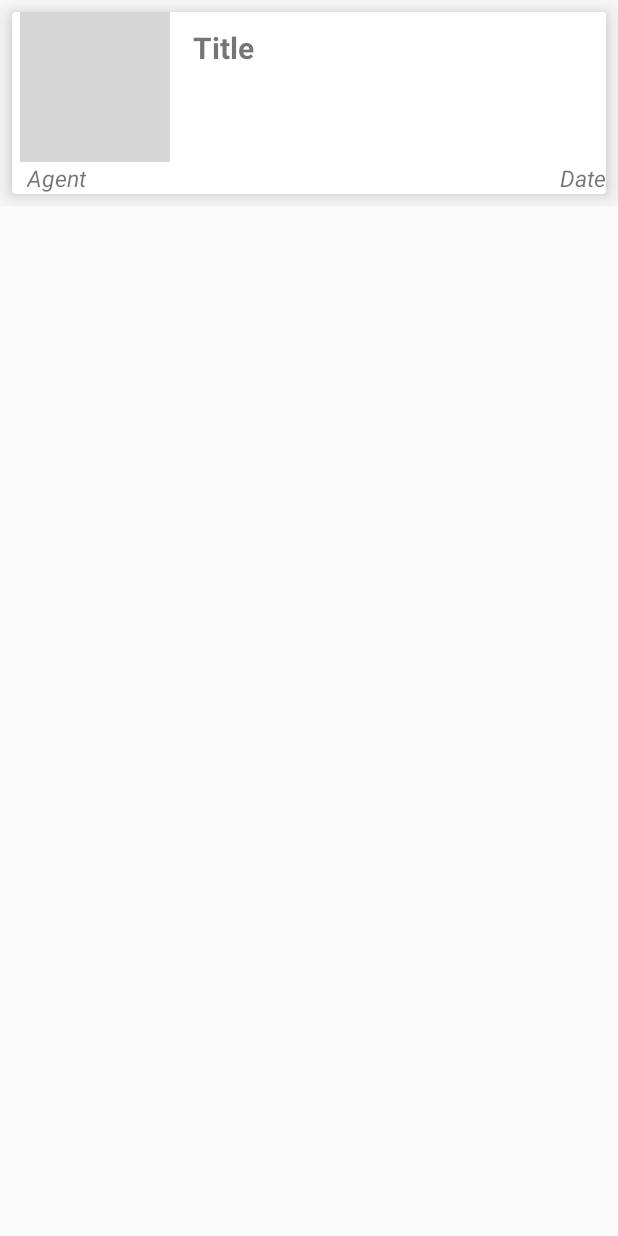
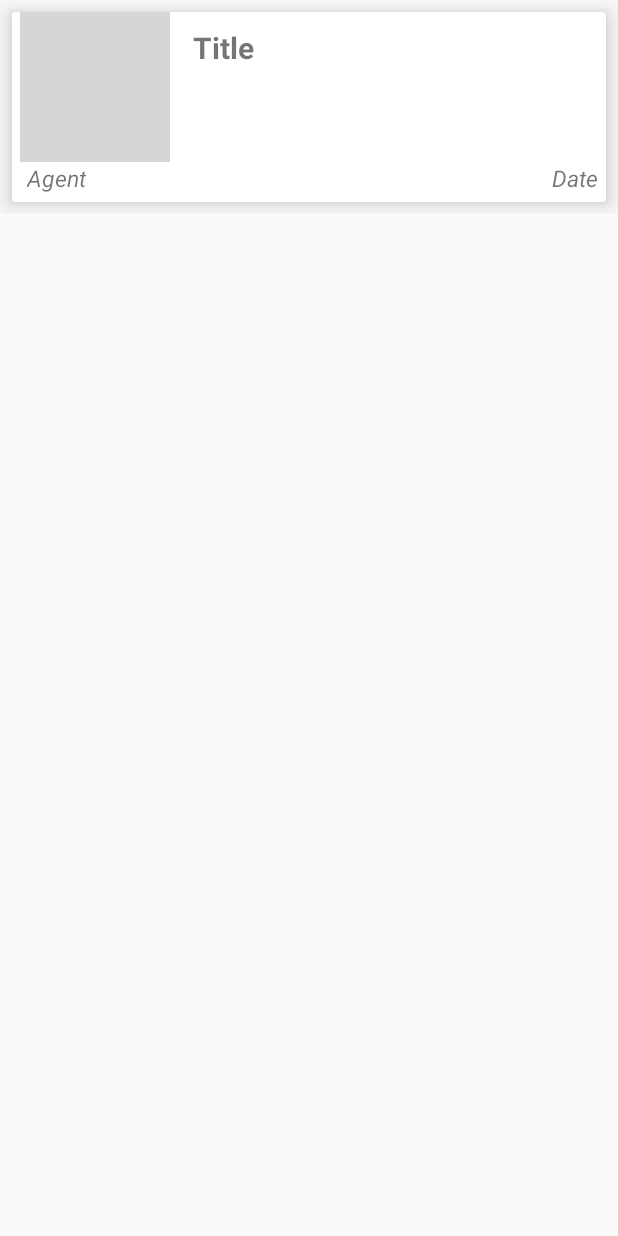
Before and after one commit to technopolis-android-2020/android_app, an Android app: the layout recycler_item.xml on its own in the app's theme, with its tools: preview values and no code run, on a phone screen of 412 x 824 dp. Run offline under Robolectric (Android 15) with nearby library versions, the phone set to English and light mode, and no system bars; grey boxes are pictures that could not be loaded.

Commit message:
main screen done

```diff
--- a/app/src/main/res/layout/recycler_item.xml
+++ b/app/src/main/res/layout/recycler_item.xml
@@ -42,18 +42,6 @@
                 app:layout_constraintLeft_toRightOf="@id/rec_item_image_view"
                 app:layout_constraintTop_toTopOf="parent" />
 
-<!--            <TextView-->
-<!--                android:id="@+id/txt_content"-->
-<!--                android:text="Content"-->
-<!--                android:textSize="18sp"-->
-<!--                android:textStyle="normal"-->
-<!--                android:layout_width="wrap_content"-->
-<!--                android:layout_height="wrap_content"-->
-<!--                app:layout_constraintTop_toTopOf="parent"-->
-<!--                app:layout_constraintRight_toRightOf="parent"-->
-<!--                app:layout_constraintLeft_toRightOf="@id/rec_item_image_view"-->
-<!--                app:layout_constraintBottom_toTopOf="@id/txt_agent"/>-->
-
             <TextView
                 android:id="@+id/txt_agent"
                 android:text="Agent"
@@ -62,8 +50,10 @@
                 android:layout_width="wrap_content"
                 android:layout_height="wrap_content"
                 android:layout_marginStart="10dp"
+                android:layout_marginBottom="5dp"
                 app:layout_constraintTop_toBottomOf="@id/rec_item_image_view"
-                app:layout_constraintLeft_toLeftOf="parent"/>
+                app:layout_constraintLeft_toLeftOf="parent"
+                app:layout_constraintBottom_toBottomOf="parent"/>
 
             <TextView
                 android:id="@+id/publication_date"
@@ -72,6 +62,8 @@
                 android:layout_width="wrap_content"
                 android:textSize="15sp"
                 android:textStyle="italic"
+                android:layout_marginRight="5dp"
+                android:layout_marginBottom="5dp"
                 app:layout_constraintRight_toRightOf="parent"
                 app:layout_constraintBottom_toBottomOf="parent"/>
 
```
